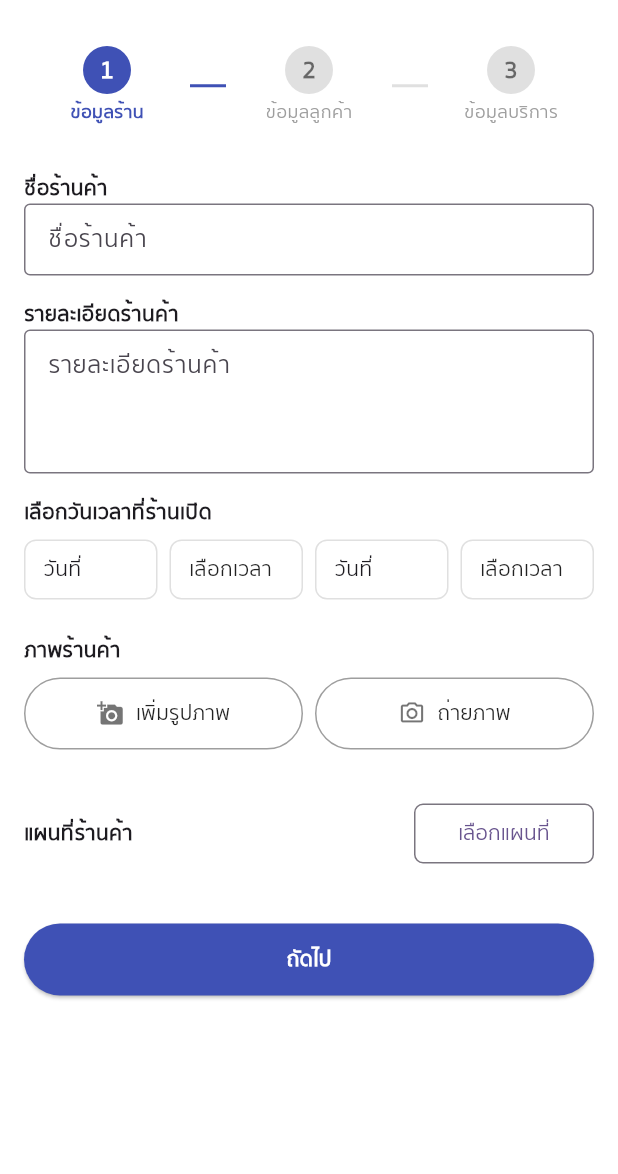
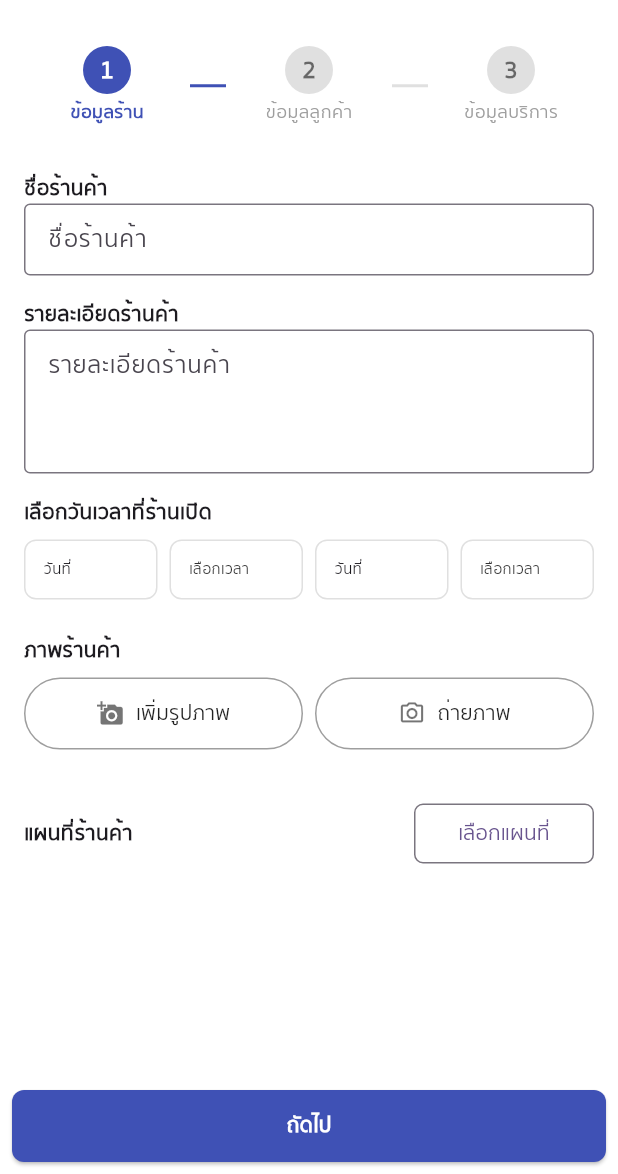
Before and after one commit to AshaTechCorporation/ksice, a Flutter app: the CustomerPage screen opened directly, after a tap on "เพิ่มรูปภาพ", on a phone screen of 412 x 824 dp, the part 62-1236 px from its top. Run offline on Flutter 3.47's test engine with Material 3 defaults, Android fonts, the phone set to English and light mode, and no system bars; our stand-ins replace camera, dio, flutter_map, geolocator, google_maps_flutter, image_picker and 4 more; missing offline and left inert: flutter_polyline_points; accounts and stored records are empty; network calls fail.

```diff
--- a/lib/employee/home/ListCar/listCarPage.dart
+++ b/lib/employee/home/ListCar/listCarPage.dart
@@ -247,7 +247,10 @@ class _ListCarPageState extends State<ListCarPage> {
                             children: [
                               CircleAvatar(
                                 radius: 8,
-                                backgroundImage: NetworkImage('https://cdn-icons-png.flaticon.com/512/3075/3075977.png'),
+                                // backgroundImage: NetworkImage('https://cdn-icons-png.flaticon.com/512/3075/3075977.png'),
+                                backgroundImage: AssetImage(
+                                  'assets/icons/carKSI.png',
+                                ),
                               ),
                               SizedBox(
                                 width: 5,
--- a/lib/employee/home/customerPage.dart
+++ b/lib/employee/home/customerPage.dart
@@ -246,7 +246,49 @@ class _CustomerPageState extends State<CustomerPage> with TickerProviderStateMix
               )
             ],
           ),
-      ),
+          bottomNavigationBar: _tabController.index == 0
+              ? SafeArea(
+                  child: Container(
+                    margin: EdgeInsets.all(8),
+                    width: double.infinity,
+                    height: 48,
+                    child: ElevatedButton(
+                      style: ElevatedButton.styleFrom(
+                        backgroundColor: Colors.indigo,
+                        shape: RoundedRectangleBorder(
+                          borderRadius: BorderRadius.circular(8),
+                        ),
+                      ),
+                      onPressed: () async {
+                        goToStep(1);
+                      },
+                      child: Text('ถัดไป', style: TextStyle(color: Colors.white, fontWeight: FontWeight.bold)),
+                    ),
+                  ),
+                )
+              : _tabController.index == 1 && scanned
+                  ? SafeArea(
+                      child: Container(
+                        margin: EdgeInsets.all(8),
+                        width: double.infinity,
+                        height: 48,
+                        child: ElevatedButton(
+                          onPressed: () {
+                            // ทำอะไรเมื่อกด "ถัดไป"
+                            print('ชื่อ: ${card_fname.text}');
+                            goToStep(2);
+                          },
+                          style: ElevatedButton.styleFrom(
+                            backgroundColor: Colors.indigo,
+                            shape: RoundedRectangleBorder(
+                              borderRadius: BorderRadius.circular(8),
+                            ),
+                          ),
+                          child: Text('ถัดไป', style: TextStyle(color: Colors.white, fontWeight: FontWeight.bold)),
+                        ),
+                      ),
+                    )
+                  : SizedBox.shrink()),
     );
   }
 
@@ -406,19 +448,19 @@ class _CustomerPageState extends State<CustomerPage> with TickerProviderStateMix
           //_textField('รายละเอียดที่ตั้งร้านค้า', maxLines: 2),
           SizedBox(height: 24),
 
-          SizedBox(
-            width: double.infinity,
-            height: 48,
-            child: ElevatedButton(
-              style: ElevatedButton.styleFrom(
-                backgroundColor: Colors.indigo,
-              ),
-              onPressed: () async {
-                goToStep(1);
-              },
-              child: Text('ถัดไป', style: TextStyle(color: Colors.white, fontWeight: FontWeight.bold)),
-            ),
-          )
+          // SizedBox(
+          //   width: double.infinity,
+          //   height: 48,
+          //   child: ElevatedButton(
+          //     style: ElevatedButton.styleFrom(
+          //       backgroundColor: Colors.indigo,
+          //     ),
+          //     onPressed: () async {
+          //       goToStep(1);
+          //     },
+          //     child: Text('ถัดไป', style: TextStyle(color: Colors.white, fontWeight: FontWeight.bold)),
+          //   ),
+          // )
         ],
       ),
     );
@@ -433,7 +475,19 @@ class _CustomerPageState extends State<CustomerPage> with TickerProviderStateMix
               initialDate: DateTime.now(),
               firstDate: DateTime(2000),
               lastDate: DateTime(2100),
-          );
+              builder: (BuildContext context, Widget? child) {
+                return Theme(
+                  data: ThemeData.light().copyWith(
+                    colorScheme: ColorScheme.light(
+                      primary: buttonColor, // สีเมื่อเลือกวันที่
+                      // onPrimary: Colors.white, // สีข้อความเมื่อเลือกวันที่
+                      // surface: Colors.red, // สีพื้นหลังวันปัจจุบัน
+                      // onSurface: Colors.white, // สีข้อความวันปัจจุบัน
+                    ),
+                  ),
+                  child: child!,
+                );
+              });
           if (picked != null) {
             setState(() {
               controller.text = '${picked.day}/${picked.month}/${picked.year}';
@@ -448,7 +502,10 @@ class _CustomerPageState extends State<CustomerPage> with TickerProviderStateMix
             borderRadius: BorderRadius.circular(8),
           ),
           alignment: Alignment.centerLeft,
-          child: Text(controller.text.isEmpty ? hint : controller.text),
+          child: Text(
+            controller.text.isEmpty ? hint : controller.text,
+            style: TextStyle(fontSize: 10),
+          ),
         ),
       ),
     );
@@ -597,24 +654,24 @@ class _CustomerPageState extends State<CustomerPage> with TickerProviderStateMix
               ],
             ),
             SizedBox(height: 24),
-            SizedBox(
-              width: double.infinity,
-              height: 48,
-              child: ElevatedButton(
-                onPressed: () {
-                  // ทำอะไรเมื่อกด "ถัดไป"
-                  print('ชื่อ: ${card_fname.text}');
-                  goToStep(2);
-                },
-                style: ElevatedButton.styleFrom(
-                  backgroundColor: Colors.indigo,
-                  shape: RoundedRectangleBorder(
-                    borderRadius: BorderRadius.circular(8),
-                  ),
-                ),
-                child: Text('ถัดไป', style: TextStyle(color: Colors.white, fontWeight: FontWeight.bold)),
-              ),
-            ),
+            // SizedBox(
+            //   width: double.infinity,
+            //   height: 48,
+            //   child: ElevatedButton(
+            //     onPressed: () {
+            //       // ทำอะไรเมื่อกด "ถัดไป"
+            //       print('ชื่อ: ${card_fname.text}');
+            //       goToStep(2);
+            //     },
+            //     style: ElevatedButton.styleFrom(
+            //       backgroundColor: Colors.indigo,
+            //       shape: RoundedRectangleBorder(
+            //         borderRadius: BorderRadius.circular(8),
+            //       ),
+            //     ),
+            //     child: Text('ถัดไป', style: TextStyle(color: Colors.white, fontWeight: FontWeight.bold)),
+            //   ),
+            // ),
           ]
         ],
       ),
@@ -735,8 +792,7 @@ class _CustomerPageState extends State<CustomerPage> with TickerProviderStateMix
                                                               radius: 24,
                                                               backgroundColor: Colors.white,
                                                               child: ClipOval(
-                                                                child:
-                                                                    productCategory[index].image != null && productCategory[index].image!.isNotEmpty
+                                                                child: productCategory[index].image != null && productCategory[index].image!.isNotEmpty
                                                                     ? Image.network(
                                                                         productCategory[index].image!,
                                                                         width: 56,
@@ -778,9 +834,7 @@ class _CustomerPageState extends State<CustomerPage> with TickerProviderStateMix
                                                                     width: 36,
                                                                     height: 36,
                                                                     decoration: BoxDecoration(
-                                                                      color: selectedIds.contains(productCategory[index].id)
-                                                                          ? Colors.green.shade100
-                                                                          : Colors.blue.shade100,
+                                                                      color: selectedIds.contains(productCategory[index].id) ? Colors.green.shade100 : Colors.blue.shade100,
                                                                       shape: BoxShape.circle,
                                                                     ),
                                                                     child: IconButton(
@@ -788,9 +842,7 @@ class _CustomerPageState extends State<CustomerPage> with TickerProviderStateMix
                                                                       iconSize: 20,
                                                                       icon: Icon(
                                                                         selectedIds.contains(productCategory[index].id) ? Icons.check : Icons.add,
-                                                                        color: selectedIds.contains(productCategory[index].id)
-                                                                            ? Colors.green
-                                                                            : buttonColor,
+                                                                        color: selectedIds.contains(productCategory[index].id) ? Colors.green : buttonColor,
                                                                       ),
                                                                       onPressed: () {
                                                                         setState(() {
@@ -843,8 +895,7 @@ class _CustomerPageState extends State<CustomerPage> with TickerProviderStateMix
                                                               radius: 24,
                                                               backgroundColor: Colors.white,
                                                               child: ClipOval(
-                                                                child:
-                                                                    productCategory[index].image != null && productCategory[index].image!.isNotEmpty
+                                                                child: productCategory[index].image != null && productCategory[index].image!.isNotEmpty
                                                                     ? Image.network(
                                                                         productCategory[index].image!,
                                                                         width: 56,
@@ -886,9 +937,7 @@ class _CustomerPageState extends State<CustomerPage> with TickerProviderStateMix
                                                                     width: 36,
                                                                     height: 36,
                                                                     decoration: BoxDecoration(
-                                                                      color: selectedIds.contains(productCategory[index].id)
-                                                                          ? Colors.green.shade100
-                                                                          : Colors.blue.shade100,
+                                                                      color: selectedIds.contains(productCategory[index].id) ? Colors.green.shade100 : Colors.blue.shade100,
                                                                       shape: BoxShape.circle,
                                                                     ),
                                                                     child: IconButton(
@@ -896,9 +945,7 @@ class _CustomerPageState extends State<CustomerPage> with TickerProviderStateMix
                                                                       iconSize: 20,
                                                                       icon: Icon(
                                                                         selectedIds.contains(productCategory[index].id) ? Icons.check : Icons.add,
-                                                                        color: selectedIds.contains(productCategory[index].id)
-                                                                            ? Colors.green
-                                                                            : buttonColor,
+                                                                        color: selectedIds.contains(productCategory[index].id) ? Colors.green : buttonColor,
                                                                       ),
                                                                       onPressed: () {
                                                                         setState(() {
@@ -1174,7 +1221,19 @@ class _CustomerPageState extends State<CustomerPage> with TickerProviderStateMix
                 final TimeOfDay? pickedTime = await showTimePicker(
                     context: context,
                     initialTime: TimeOfDay.now(),
-                );
+                    builder: (BuildContext context, Widget? child) {
+                      return Theme(
+                        data: ThemeData.light().copyWith(
+                          colorScheme: ColorScheme.light(
+                            primary: buttonColor, // สีเมื่อเลือกวันที่
+                            // onPrimary: Colors.white, // สีข้อความเมื่อเลือกวันที่
+                            // surface: Colors.red, // สีพื้นหลังวันปัจจุบัน
+                            // onSurface: Colors.white, // สีข้อความวันปัจจุบัน
+                          ),
+                        ),
+                        child: child!,
+                      );
+                    });
                 if (pickedTime != null) {
                   final formatted = pickedTime.format(context);
                   setState(() {
@@ -1196,6 +1255,7 @@ class _CustomerPageState extends State<CustomerPage> with TickerProviderStateMix
             controller.text.isEmpty ? 'เลือกเวลา' : controller.text,
             style: TextStyle(
               color: enabled ? Colors.black87 : Colors.grey,
+              fontSize: 10,
             ),
           ),
         ),
```
Also changed, not shown: lib/employee/home/fristPage.dart (+7 -5 lines), lib/employee/home/homePage.dart (+5 -6 lines), lib/employee/map/mapPage.dart (+29 -10 lines), lib/employee/map/testmap.dart (added, +136 -0 lines), pubspec.yaml (+11 -0 lines), assets/icons/LogoKSI.png (added), assets/icons/bx_map_0.png (added), assets/icons/iconamoon_profile-bold_0.png (added), assets/icons/material-symbols_home-outline-rounded_0.png (added), assets/icons/subway_refresh-time_0.png (added), assets/icons/tabler_truck-delivery_0.png (added), pubspec.lock, 35 other files. Lines whose indentation alone changed are shown as unchanged.
